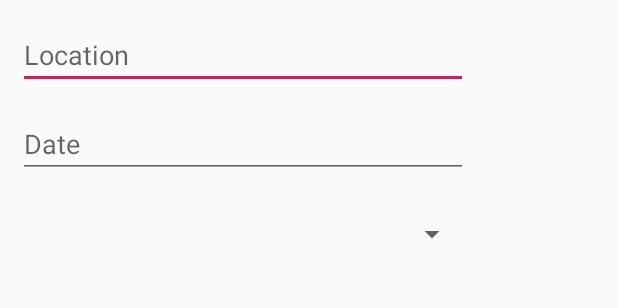
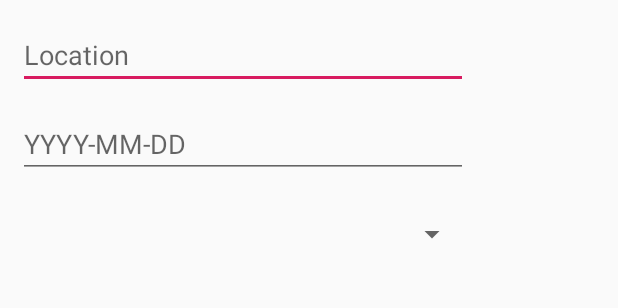
Before and after one commit to OntarioFish/OntarioFish, an Android app: the layout logbook_add_entry_dialog.xml on its own in the app's theme, with its tools: preview values and no code run, on a phone screen of 412 x 824 dp. Shown: the top 308 px of the screen. Run offline under Robolectric (Android 15) with nearby library versions, the phone set to English and light mode, and no system bars; Roboto replaces fonts that are not available here.

Commit message:
Changed datePicker edit text hint

```diff
--- a/app/src/main/java/android/example/ontariofish/LogbookEntryDialog.java
+++ b/app/src/main/java/android/example/ontariofish/LogbookEntryDialog.java
@@ -4,16 +4,19 @@ import android.app.AlertDialog;
 import android.app.Dialog;
 import android.content.Context;
 import android.content.DialogInterface;
+import android.content.Intent;
 import android.content.SharedPreferences;
 import android.os.Bundle;
 import android.view.LayoutInflater;
 import android.view.View;
+import android.widget.Button;
 import android.widget.EditText;
 import android.widget.Spinner;
 import android.widget.TextView;
 
 import androidx.annotation.NonNull;
 import androidx.appcompat.app.AppCompatDialogFragment;
+import androidx.fragment.app.DialogFragment;
 
 import com.google.gson.Gson;
 import com.google.gson.reflect.TypeToken;
@@ -53,6 +56,8 @@ public class LogbookEntryDialog extends AppCompatDialogFragment {
                         EditText line3 = view.findViewById(R.id.editTextSize2);
                         EditText line4 = view.findViewById(R.id.editTextWeight2);
                         EditText line5 = view.findViewById(R.id.editTextDate2);
+
+
                         if (!line1.getSelectedItem().toString().matches("") ||
                                 !line2.getText().toString().matches("") ||
                                 !line3.getText().toString().matches("") ||
--- a/app/src/main/res/values/strings.xml
+++ b/app/src/main/res/values/strings.xml
@@ -36,7 +36,7 @@
 
     <string name="save_entry">Save</string>
     <string name="location_text_box">Location</string>
-    <string name="date_text_box">Date</string>
+    <string name="date_text_box">YYYY-MM-DD</string>
     <string name="size_text_box">Size (Inches)</string>
     <string name="weight_text_box">Weight (Pounds)</string>
     <string name="fish_name_text_box">Fish Type</string>
```
